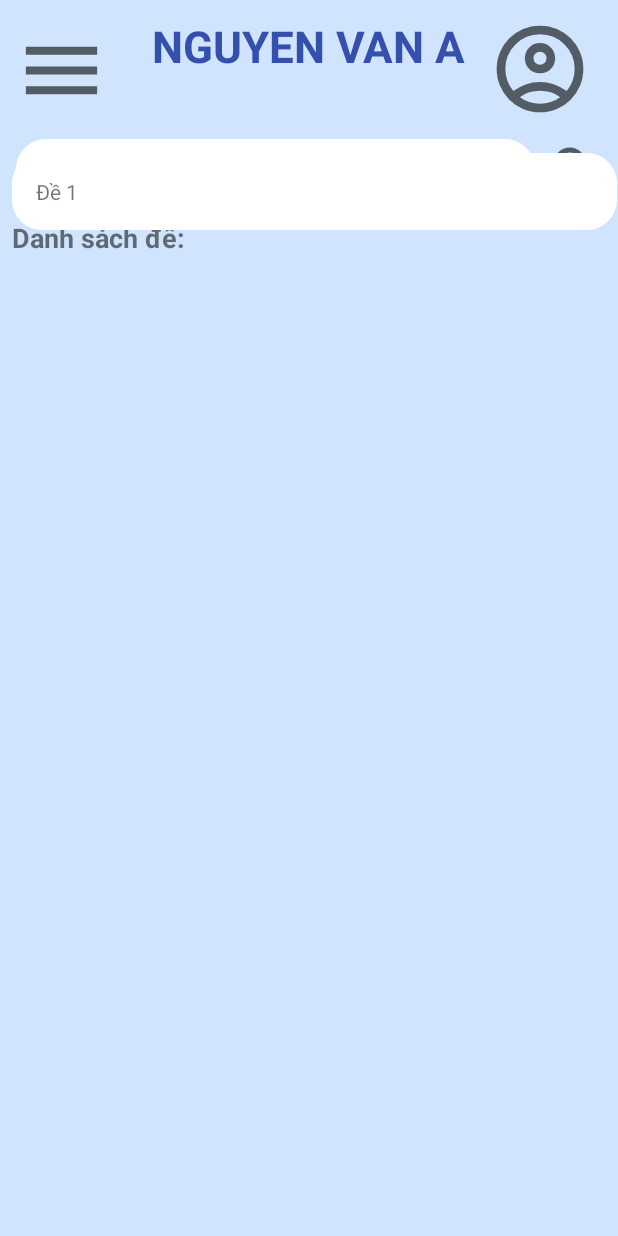
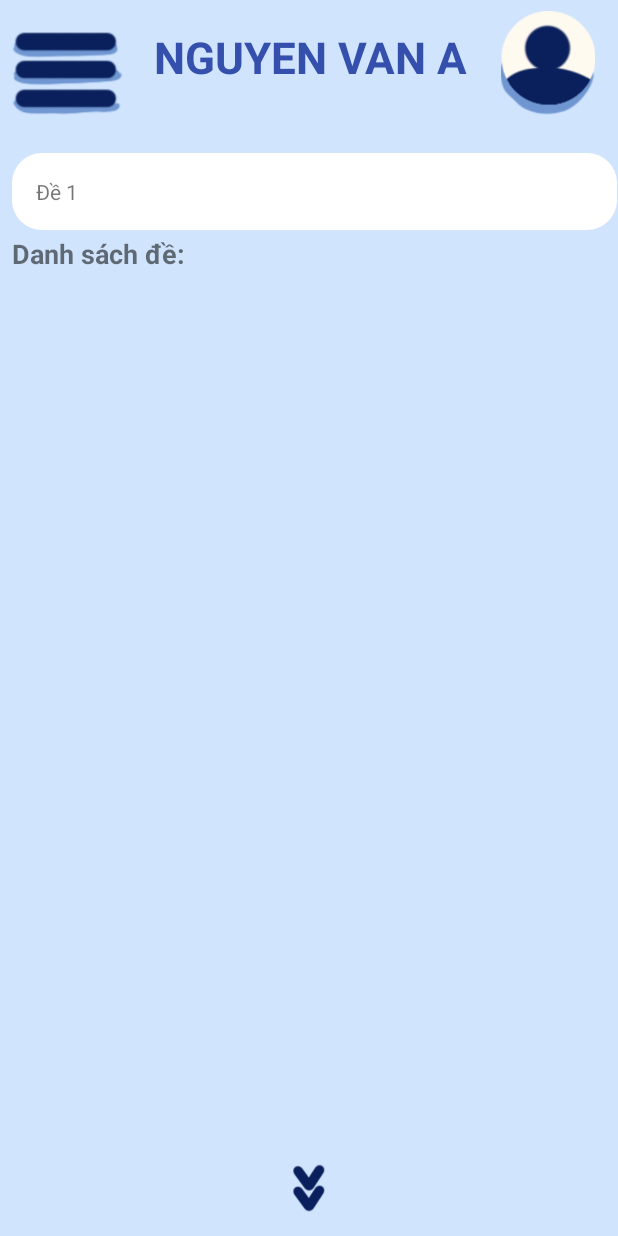
Before and after one commit to CaptainRinoXD/SmartQuiz_Android, an Android app: the layout activity_test.xml on its own in the app's theme, with its tools: preview values and no code run, on a phone screen of 412 x 824 dp. Run offline under Robolectric (Android 15) with nearby library versions, the phone set to English and light mode, and no system bars.

Commit message:
complete merge

```diff
--- a/app/src/main/res/layout/activity_blank_view.xml
+++ b/app/src/main/res/layout/activity_blank_view.xml
@@ -64,4 +64,5 @@
             app:srcCompat="@drawable/menu_24px" />
 
     </androidx.constraintlayout.widget.ConstraintLayout>
+
 </androidx.constraintlayout.widget.ConstraintLayout>
--- a/app/src/main/res/layout/activity_test.xml
+++ b/app/src/main/res/layout/activity_test.xml
@@ -9,8 +9,18 @@
     tools:context=".T3Activity">
 
 
+    <androidx.constraintlayout.widget.ConstraintLayout
+        android:id="@+id/constraintLayout"
+        android:layout_width="406dp"
+        android:layout_height="94dp"
+        app:layout_constraintBottom_toBottomOf="parent"
+        app:layout_constraintEnd_toEndOf="parent"
+        app:layout_constraintStart_toStartOf="parent"
+        app:layout_constraintTop_toTopOf="parent"
+        app:layout_constraintVertical_bias="0.003">
+
         <TextView
-        android:id="@+id/user_name2"
+            android:id="@+id/user_name"
             android:layout_width="wrap_content"
             android:layout_height="wrap_content"
             android:gravity="center"
@@ -21,58 +31,58 @@
             android:textStyle="bold"
             app:layout_constraintBottom_toBottomOf="parent"
             app:layout_constraintEnd_toEndOf="parent"
-        app:layout_constraintHorizontal_bias="0.497"
             app:layout_constraintStart_toStartOf="parent"
             app:layout_constraintTop_toTopOf="parent"
-        app:layout_constraintVertical_bias="0.014" />
+            app:layout_constraintVertical_bias="0.29" />
 
         <ImageView
-        android:id="@+id/imageView4"
+            android:id="@+id/imageView2"
             android:layout_width="88dp"
             android:layout_height="69dp"
             android:layout_marginStart="12dp"
             android:layout_marginTop="5dp"
-        android:layout_marginEnd="8dp"
             android:layout_marginBottom="20dp"
             app:layout_constraintBottom_toBottomOf="parent"
             app:layout_constraintEnd_toEndOf="parent"
-        app:layout_constraintHorizontal_bias="0.0"
+            app:layout_constraintHorizontal_bias="1.0"
             app:layout_constraintStart_toEndOf="@+id/user_name"
             app:layout_constraintTop_toTopOf="parent"
-        app:layout_constraintVertical_bias="0.008"
-        app:srcCompat="@drawable/account_circle_24px" />
+            app:layout_constraintVertical_bias="0.0"
+            app:srcCompat="@drawable/user" />
 
         <ImageView
-        android:id="@+id/imageView3"
+            android:id="@+id/imageView"
             android:layout_width="74dp"
             android:layout_height="63dp"
-        android:layout_marginStart="4dp"
+            android:layout_marginStart="5dp"
             android:layout_marginTop="15dp"
             android:layout_marginEnd="20dp"
             android:layout_marginBottom="16dp"
             app:layout_constraintBottom_toBottomOf="parent"
             app:layout_constraintEnd_toStartOf="@+id/user_name"
+            app:layout_constraintHorizontal_bias="1.0"
             app:layout_constraintStart_toStartOf="parent"
             app:layout_constraintTop_toTopOf="parent"
             app:layout_constraintVertical_bias="0.0"
-        app:srcCompat="@drawable/menu_24px" />
+            app:srcCompat="@drawable/menu" />
+
+    </androidx.constraintlayout.widget.ConstraintLayout>
 
     <EditText
         android:id="@+id/search_box"
         android:layout_width="346dp"
         android:layout_height="41dp"
         android:layout_margin="8dp"
-        android:layout_marginTop="14dp"
         android:background="@drawable/white_box"
         android:hint="Tìm kiếm"
         android:inputType="text"
         android:padding="12dp"
-        app:layout_constraintBottom_toBottomOf="parent"
+        app:layout_constraintBottom_toBottomOf="@+id/down_arrow"
         app:layout_constraintEnd_toEndOf="@id/search_icon"
-        app:layout_constraintHorizontal_bias="0.07"
+        app:layout_constraintHorizontal_bias="0.14"
         app:layout_constraintStart_toStartOf="parent"
-        app:layout_constraintTop_toBottomOf="@+id/imageView4"
-        app:layout_constraintVertical_bias="0.006" />
+        app:layout_constraintTop_toBottomOf="@+id/constraintLayout"
+        app:layout_constraintVertical_bias="0.005" />
 
     <ImageView
         android:id="@+id/search_icon"
@@ -93,7 +103,7 @@
         android:layout_width="wrap_content"
         android:layout_height="wrap_content"
         android:layout_marginStart="8dp"
-        android:layout_marginTop="12dp"
+        android:layout_marginTop="8dp"
         android:text="Danh sách đề:"
         android:textSize="18sp"
         android:textStyle="bold"
@@ -134,7 +144,7 @@
         android:id="@+id/down_arrow"
         android:layout_width="32dp"
         android:layout_height="32dp"
-
+        android:src="@drawable/down"
         android:contentDescription="Xem thêm"
         app:layout_constraintBottom_toBottomOf="parent"
         app:layout_constraintStart_toStartOf="parent"
```
Also changed, not shown: app/src/main/res/layout/activity_main.xml (+11 -7 lines), app/src/main/res/layout/activity_take_test.xml (+21 -10 lines). Lines whose indentation alone changed are shown as unchanged.
